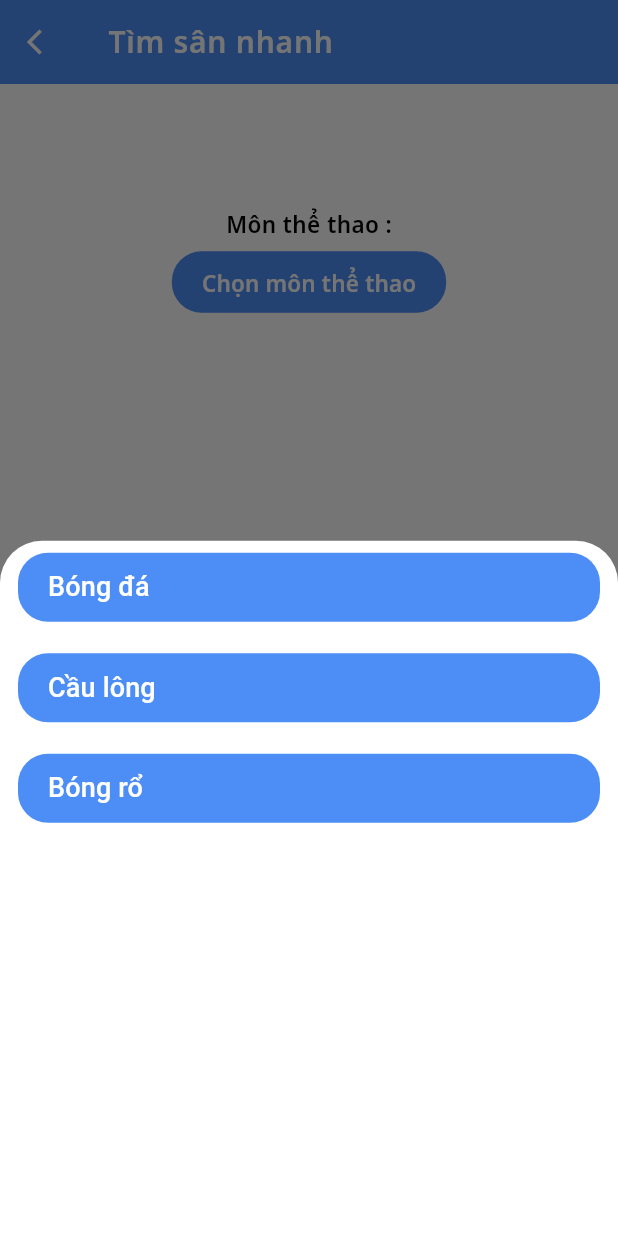
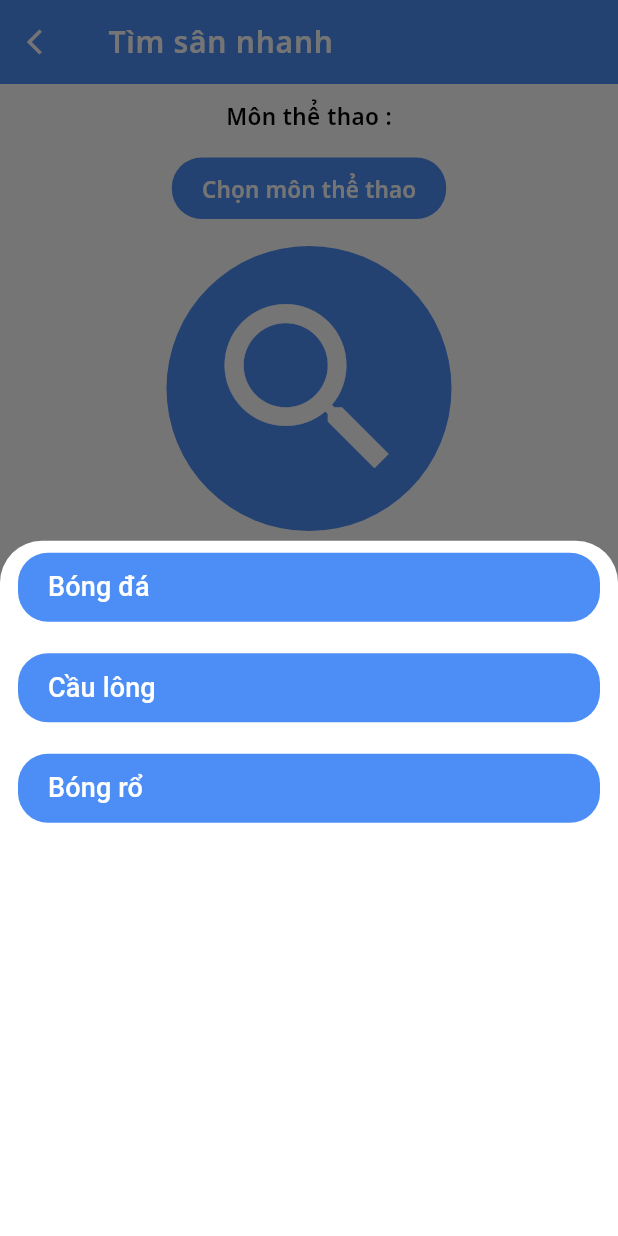
Before and after one commit to H4pplness/itss2, a Flutter app: the FindCourseScreen screen opened directly, after a tap on "Chọn môn thể thao", on a phone screen of 412 x 824 dp. Run offline on Flutter 3.47's test engine with Material 3 defaults, Android fonts, the phone set to English and light mode, and no system bars; our stand-ins replace flutter_map, flutter_riverpod, geolocator, google_fonts, latlong2, riverpod_annotation; generated files the repository leaves out were written again.

Commit message:
Thêm tính năng tìm sân nhanh

```diff
--- a/lib/screens/find_course_screen/find_course_screen.dart
+++ b/lib/screens/find_course_screen/find_course_screen.dart
@@ -2,8 +2,10 @@ import 'package:flutter/cupertino.dart';
 import 'package:flutter/material.dart';
 import 'package:flutter/widgets.dart';
 import 'package:google_fonts/google_fonts.dart';
+import 'package:itss2/models/sport-field.dart';
 import 'package:itss2/widgets/atoms/buttons/primarybutton.dart';
 import 'package:itss2/widgets/organisms/app_bars/title_appbar.dart';
+import 'package:itss2/widgets/sport_field_card.dart';
 
 class FindCourseScreen extends StatefulWidget {
   const FindCourseScreen({super.key});
@@ -14,6 +16,7 @@ class FindCourseScreen extends StatefulWidget {
 
 class _FindCourseScreenState extends State<FindCourseScreen> {
   late String choice;
+  List<SportField> sportFieldResults = <SportField>[];
 
   List<String> listChoice = [
     "Bóng đá",
@@ -22,41 +25,35 @@ class _FindCourseScreenState extends State<FindCourseScreen> {
   ];
 
   @override
-  void initState()
-  {
+  void initState() {
     super.initState();
     setState(() {
       choice = "Chọn môn thể thao";
     });
   }
 
-  _buildBottomModal(BuildContext context)
-  {
+  _buildBottomModal(BuildContext context) {
     List<Widget> widgets = [];
 
     listChoice.forEach((element) {
-      widgets.add(
-          PrimaryButton(
-              onPressed: (){
+      widgets.add(PrimaryButton(
+          onPressed: () {
             setState(() {
               choice = element;
             });
             Navigator.pop(context);
           },
           width: MediaQuery.of(context).size.width,
-              child: Text(element,
+          child: Text(
+            element,
             style: TextStyle(color: Colors.white, fontSize: 18.0),
-              )
-          )
-      );
-      widgets.add(
-          SizedBox(height: 5)
-      );
+          )));
+      widgets.add(SizedBox(height: 5));
     });
 
     return Container(
       width: MediaQuery.of(context).size.width,
-      height: MediaQuery.of(context).size.height*0.7,
+      height: MediaQuery.of(context).size.height * 0.7,
       child: SingleChildScrollView(
         child: Column(
           children: widgets,
@@ -65,8 +62,7 @@ class _FindCourseScreenState extends State<FindCourseScreen> {
     );
   }
 
-  _buildSearchDialog(BuildContext context)
-  {
+  _buildSearchDialog(BuildContext context) {
     return Dialog(
       backgroundColor: Colors.transparent,
       child: Container(
@@ -74,7 +70,7 @@ class _FindCourseScreenState extends State<FindCourseScreen> {
           color: Colors.white,
           borderRadius: BorderRadius.circular(8.0),
         ),
-        padding: EdgeInsets.symmetric(horizontal: 16.0,vertical: 10),
+        padding: EdgeInsets.symmetric(horizontal: 16.0, vertical: 10),
         child: Column(
           mainAxisSize: MainAxisSize.min,
           children: [
@@ -84,15 +80,18 @@ class _FindCourseScreenState extends State<FindCourseScreen> {
             ),
             SizedBox(height: 20),
             CircularProgressIndicator(),
-            SizedBox(height: 16,),
+            SizedBox(
+              height: 16,
+            ),
             PrimaryButton(
               width: 100,
               child: Center(
-                child: Text("Hủy",
+                child: Text(
+                  "Hủy",
                   style: TextStyle(color: Colors.black, fontSize: 18.0),
                 ),
               ),
-              onPressed: (){
+              onPressed: () {
                 Navigator.pop(context);
               },
             )
@@ -113,34 +112,43 @@ class _FindCourseScreenState extends State<FindCourseScreen> {
               textStyle: TextStyle(color: Colors.white, letterSpacing: .5)),
         ),
       ),
-      body: Container(
+      body: SingleChildScrollView(
+        child: SizedBox(
           width: double.infinity,
           child: Column(
             crossAxisAlignment: CrossAxisAlignment.center,
-          mainAxisAlignment: MainAxisAlignment.spaceAround,
+            mainAxisAlignment: MainAxisAlignment.start,
             children: [
               Column(
                 children: [
+                  const SizedBox(
+                    height: 10,
+                  ),
                   Text('Môn thể thao :',
                       style: GoogleFonts.notoSans(
                           fontSize: 15,
                           fontWeight: FontWeight.w600,
                           color: Colors.black)),
+                  const SizedBox(
+                    height: 10,
+                  ),
                   PrimaryButton(
-                    onPressed: (){
+                    onPressed: () {
                       showModalBottomSheet(
                         context: context,
-                          builder: (context) => _buildBottomModal(context)
+                        builder: (context) => _buildBottomModal(context),
                       );
                     },
-                    child: Text(choice,
+                    child: Text(
+                      choice,
                       style: GoogleFonts.notoSans(
                           fontSize: 15,
                           fontWeight: FontWeight.w600,
-                            color: Colors.white))
-
+                          color: Colors.white),
                     ),
-              ],
+                  ),
+                  const SizedBox(
+                    height: 10,
                   ),
                   Ink(
                     decoration: ShapeDecoration(
@@ -152,16 +160,36 @@ class _FindCourseScreenState extends State<FindCourseScreen> {
                       icon: Icon(Icons.search),
                       color: Colors.white,
                       onPressed: () {
+                        setState(() {
+                          sportFieldResults = <SportField>[];
+                        });
                         showDialog(
                             context: context,
-                      builder: (context) => _buildSearchDialog(context)
-                  );
+                            builder: (context) => _buildSearchDialog(context));
+
+                        Future.delayed(const Duration(seconds: 3), () {
+                          Navigator.pop(context);
+                          setState(() {
+                            sportFieldResults = listSportField;
+                          });
+                        });
                       },
                       iconSize: 150, // Adjust icon size to fit inside circle
                     ),
                   ),
-            SizedBox(height: 5,),
+                  const SizedBox(
+                    height: 5,
+                  ),
+                  Column(
+                    children: sportFieldResults
+                        .where((f) => f.sport!.name == choice)
+                        .map((f) => SportFieldCard(field: f))
+                        .toList(),
+                  ),
                 ],
+              ),
+            ],
+          ),
         ),
       ),
     );
```
Also changed, not shown: lib/models/sport-field.dart (+10 -1 lines), lib/widgets/sport_field_card.dart (added, +89 -0 lines), pubspec.yaml (+6 -1 lines), assets/san-1.jpg (added), assets/san-2.jpg (added), assets/san-3.jpg (added), assets/san-4.jpeg (added), assets/san-4.jpg (added), assets/san-5.jpg (added), assets/san-6.jpg (added), pubspec.lock. Lines whose indentation alone changed are shown as unchanged.
